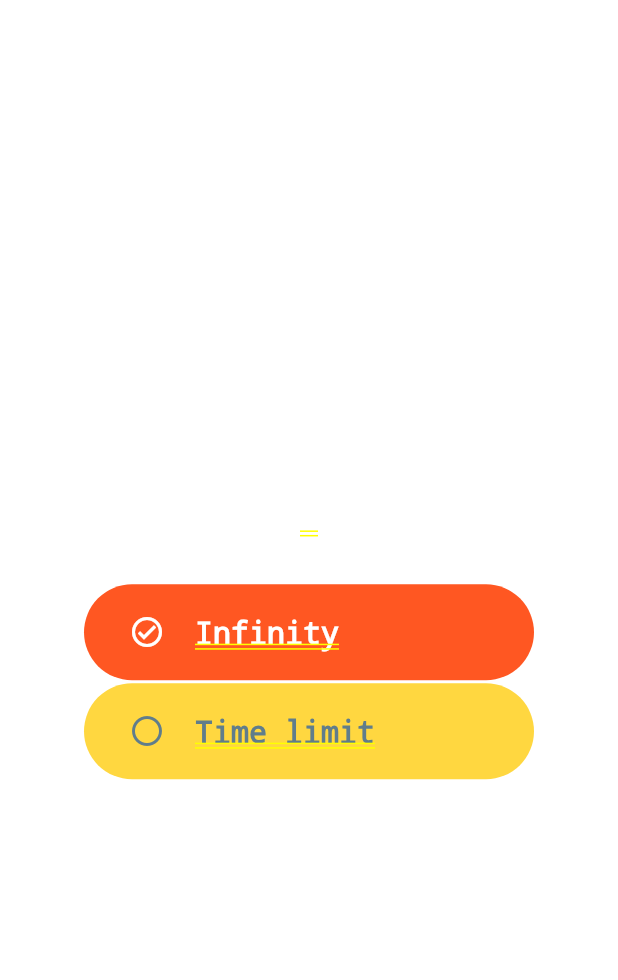
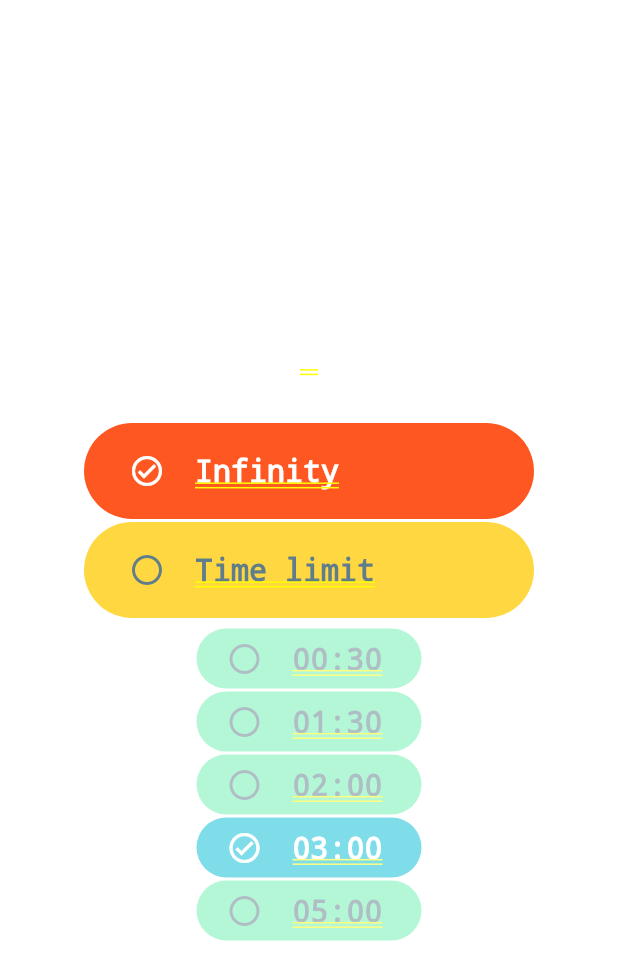
Before and after one commit to PhiLongDo/flipgame-flutter, a Flutter app: the SelectTypeScreen screen opened by its route, on a phone screen of 412 x 824 dp. Shown: the top 980 px of the screen. Run offline on Flutter 3.47's test engine with Material 2 defaults, Android fonts, the light colour scheme and no system bars; drawn by our look-alikes of flutter_smart_dialog; our stand-ins replace google_mobile_ads, shared_preferences; accounts and stored records are empty; network calls fail.

Commit message:
add select time
- add select time in mode time limited

```diff
--- a/lib/game_play/game_play_main_screen.dart
+++ b/lib/game_play/game_play_main_screen.dart
@@ -2,7 +2,6 @@ import 'dart:math';
 
 import 'package:flipgame/commons/commons.dart';
 import 'package:flipgame/game_play/time_counter.dart';
-import 'package:flutter/cupertino.dart';
 import 'package:flutter/material.dart';
 import 'package:flutter_smart_dialog/flutter_smart_dialog.dart';
 
@@ -24,7 +23,7 @@ class _GamePlayMainScreenState extends State<GamePlayMainScreen> {
   // late int _itemCountDown;
   late List<List<String>> _valueGame = [];
   late List<String> _textGame;
-  bool _isDelaying = true;
+  bool _isPause = true;
 
   /// Create const of game
   void _initGame() {
@@ -55,7 +54,7 @@ class _GamePlayMainScreenState extends State<GamePlayMainScreen> {
       return;
     }
     // delay neu mo 2 item
-    setState(() => _isDelaying = true);
+    setState(() => _isPause = true);
     Future.delayed(Duration(milliseconds: GlobalSetting.timeDelay), () {
       if (_valueA == _valueB) {
         GlobalSetting.itemCountDown -= 2;
@@ -115,7 +114,7 @@ class _GamePlayMainScreenState extends State<GamePlayMainScreen> {
         );
       }
       setState(() {
-        _isDelaying = false;
+        _isPause = false;
         _stateOpened[y][x] = false;
         _stateOpened[_yPre][_xPre] = false;
       });
@@ -182,7 +181,7 @@ class _GamePlayMainScreenState extends State<GamePlayMainScreen> {
             child: Stack(
           children: [
             AbsorbPointer(
-              absorbing: _isDelaying,
+              absorbing: _isPause,
               child: _buildWidgetMatrixGame(),
             ),
             // Visibility(
@@ -226,7 +225,7 @@ class _GamePlayMainScreenState extends State<GamePlayMainScreen> {
             ),
             TimeCounter(
               onStart: () => setState(() {
-                _isDelaying = !_isDelaying;
+                _isPause = !_isPause;
               }),
               onTimeout: () {},
             ),
--- a/lib/main.dart
+++ b/lib/main.dart
@@ -26,7 +26,6 @@ class MyApp extends StatelessWidget {
   @override
   Widget build(BuildContext context) {
     return MaterialApp(
-        title: 'Lật hình',
         routes: {
           'play': (context) => GamePlayMainScreen(),
           'types': (context) => SelectTypeScreen(),
@@ -62,6 +61,7 @@ class _MyHomePageState extends State<MyHomePage> {
       GlobalSetting.setLevel(lv);
       type = (prefs.getString("type") ?? "infinity");
       GlobalSetting.setType(type);
+      GlobalSetting.seconds = (prefs.getInt("time") ?? 180);
     });
   }
 
--- a/lib/settings/item_setting.dart
+++ b/lib/settings/item_setting.dart
@@ -1,23 +1,45 @@
 import 'package:flutter/material.dart';
+
+const defaultPadding = EdgeInsets.symmetric(vertical: 20.0, horizontal: 10.0);
+const defaultMargin = EdgeInsets.symmetric(vertical: 1.0);
 
 class ItemSetting extends StatelessWidget {
   final VoidCallback onTap;
   final String text;
   final bool selected;
+  final Color selectedColor;
+  final Color backColor;
 
-  ItemSetting({required this.onTap, required this.text, this.selected = false});
+  /// EdgeInsets.symmetric(vertical: 20.0, horizontal: 10.0)
+  final EdgeInsetsGeometry padding;
+
+  /// EdgeInsets.symmetric(vertical: 1.0)
+  final EdgeInsetsGeometry margin;
+
+  /// default 300
+  final double width;
+
+  ItemSetting(
+      {required this.onTap,
+      required this.text,
+      this.selected = false,
+      this.backColor = Colors.amberAccent,
+      this.selectedColor = Colors.deepOrange,
+      this.margin = defaultMargin,
+      this.padding = defaultPadding,
+      this.width = 300});
 
   @override
   Widget build(BuildContext context) {
     return GestureDetector(
       onTap: onTap,
       child: Container(
-        width: 300,
-        margin: EdgeInsets.symmetric(vertical: 1.0),
-        padding: EdgeInsets.symmetric(vertical: 20.0, horizontal: 10.0),
+        width: width,
+        margin: margin,
+        padding: padding,
         decoration: BoxDecoration(
           borderRadius: BorderRadius.circular(50.0),
-          color: selected ? Colors.deepOrange : Colors.amberAccent,
+          color: selected ? selectedColor : backColor,
         ),
         child: Row(
           mainAxisSize: MainAxisSize.max,
--- a/lib/settings/types/select_type_screen.dart
+++ b/lib/settings/types/select_type_screen.dart
@@ -24,6 +24,14 @@ class _SelectTypeScreenState extends State<SelectTypeScreen> {
     _saveType();
   }
 
+  Future<void> saveTimeSetting(int seconds) async {
+    setState(() {
+      GlobalSetting.seconds = seconds;
+    });
+    SharedPreferences prefs = await SharedPreferences.getInstance();
+    prefs.setInt("time", seconds);
+  }
+
   @override
   Widget build(BuildContext context) {
     return Column(
@@ -41,9 +49,72 @@ class _SelectTypeScreenState extends State<SelectTypeScreen> {
             onTap: () => _select(GamePlayTypes.timeLimit),
             text: "Time limit",
             selected: GlobalSetting.type == GamePlayTypes.timeLimit),
-        // Visibility(
-        //   visible: GlobalSetting.type == GamePlayTypes.timeLimit,
-        //     child: Row(children: [Text("seconds:"), Container(width: 100, child: TextField()),Text(formatMMSS(GlobalSetting.seconds))],)),
+        Opacity(
+          opacity: GlobalSetting.type == GamePlayTypes.timeLimit ? 1 : 0.5,
+          child: AbsorbPointer(
+            absorbing: GlobalSetting.type != GamePlayTypes.timeLimit,
+            child: Column(
+              children: [
+                SizedBox(height: 5),
+                ItemSetting(
+                  onTap: () {
+                    saveTimeSetting(30);
+                  },
+                  text: "00:30",
+                  selected: GlobalSetting.seconds == 30,
+                  width: 150,
+                  padding: EdgeInsets.symmetric(vertical: 8.0),
+                  backColor: Colors.greenAccent,
+                  selectedColor: Colors.cyan,
+                ),
+                ItemSetting(
+                  onTap: () {
+                    saveTimeSetting(90);
+                  },
+                  text: "01:30",
+                  selected: GlobalSetting.seconds == 90,
+                  width: 150,
+                  padding: EdgeInsets.symmetric(vertical: 8.0),
+                  backColor: Colors.greenAccent,
+                  selectedColor: Colors.cyan,
+                ),
+                ItemSetting(
+                  onTap: () {
+                    saveTimeSetting(120);
+                  },
+                  text: "02:00",
+                  selected: GlobalSetting.seconds == 120,
+                  width: 150,
+                  padding: EdgeInsets.symmetric(vertical: 8.0),
+                  backColor: Colors.greenAccent,
+                  selectedColor: Colors.cyan,
+                ),
+                ItemSetting(
+                  onTap: () {
+                    saveTimeSetting(180);
+                  },
+                  text: "03:00",
+                  selected: GlobalSetting.seconds == 180,
+                  width: 150,
+                  padding: EdgeInsets.symmetric(vertical: 8.0),
+                  backColor: Colors.greenAccent,
+                  selectedColor: Colors.cyan,
+                ),
+                ItemSetting(
+                  onTap: () {
+                    saveTimeSetting(300);
+                  },
+                  text: "05:00",
+                  selected: GlobalSetting.seconds == 300,
+                  width: 150,
+                  padding: EdgeInsets.symmetric(vertical: 8.0),
+                  backColor: Colors.greenAccent,
+                  selectedColor: Colors.cyan,
+                ),
+              ],
+            ),
+          ),
+        ),
       ],
     );
   }
```
